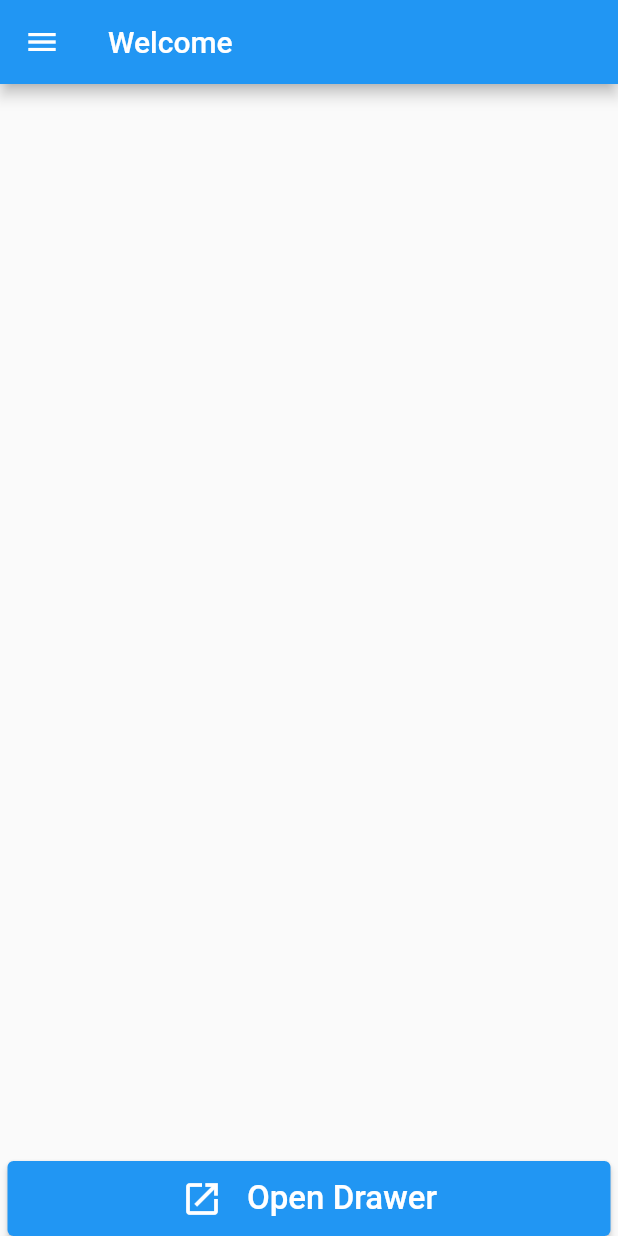
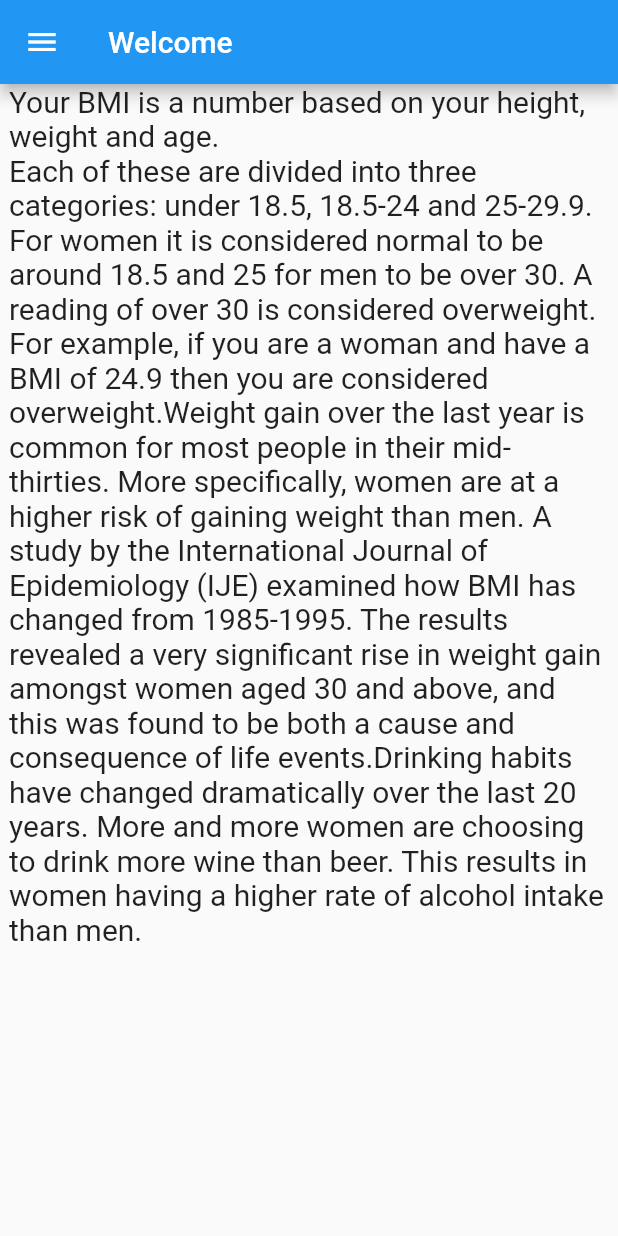
Before and after one commit to Coco-Gianluca/Flutter_BMI, a Flutter app: the screen it shows after launch, on a phone screen of 412 x 824 dp. Run offline on Flutter 3.47's test engine with Material 2 defaults, Android fonts, the phone set to English and light mode, and no system bars; our stand-ins replace sqflite; accounts and stored records are empty; generated files the repository leaves out were written again.

Commit message:
Start page

```diff
--- a/lib/main.dart
+++ b/lib/main.dart
@@ -52,19 +52,27 @@ class _MainPageState extends State<MainPage> {
     appBar: AppBar(
       title: Text(MyApp.title),
     ),
-    body: Builder(
-      builder: (context) => Container(
-        alignment: Alignment.bottomRight,
-        padding: EdgeInsets.symmetric(horizontal: 5),
-        child: ButtonWidget(
-          icon: Icons.open_in_new,
-          text: 'Open Drawer',
-          onClicked: () {
-            Scaffold.of(context).openDrawer();
-            // Scaffold.of(context).openEndDrawer();
-          },
-        ),
+    body: Row(
+      mainAxisAlignment: MainAxisAlignment.spaceEvenly,
+      children: [
+        Container(
+          width: 400,
+             child: Text(
+              'Your BMI is a number based on your height, weight and age.\nEach of these are divided into three categories: under 18.5, 18.5-24 and 25-29.9. For women it is considered normal to be around 18.5 and 25 for men to be over 30. A reading of over 30 is considered overweight. For example, if you are a woman and have a BMI of 24.9 then you are considered overweight.'
+                  'Weight gain over the last year is common for most people in their mid-thirties. More specifically, women are at a higher risk of gaining weight than men. A study by the International Journal of Epidemiology (IJE) examined how BMI has changed from 1985-1995. The results revealed a very significant rise in weight gain amongst women aged 30 and above, and this was found to be both a cause and consequence of life events.'
+                  'Drinking habits have changed dramatically over the last 20 years. More and more women are choosing to drink more wine than beer. This results in women having a higher rate of alcohol intake than men.',
+                  style:TextStyle(
+                    fontSize: 20,
+
+
+
+
+             ),
+             )
+          ),
+      ],
+
       ),
-    ),
-  );
+    );
+
 }
```
